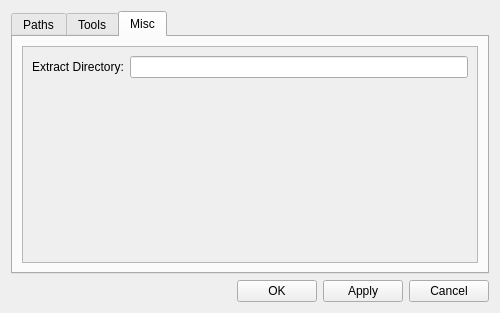
The window that ui/misc/settings.ui (NickHugi/PyKotor) describes before a commit, drawn with Qt 5.
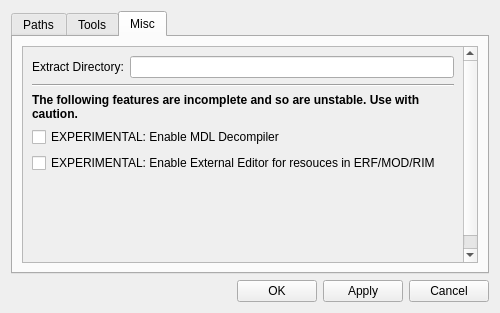
The same window after the commit. The open tabs and pages were chosen to show the change.

Commit message: Able to toggle editing resources in external editor in ERF/RIM and decompile mdl option

Diff of the .ui file:
```diff
--- a/ui/misc/settings.ui
+++ b/ui/misc/settings.ui
@@ -495,6 +495,9 @@
       <layout class="QGridLayout" name="gridLayout_2">
        <item row="0" column="0">
         <widget class="QScrollArea" name="scrollArea_2">
+         <property name="horizontalScrollBarPolicy">
+          <enum>Qt::ScrollBarAlwaysOff</enum>
+         </property>
          <property name="widgetResizable">
           <bool>true</bool>
          </property>
@@ -507,17 +510,65 @@
             <height>218</height>
            </rect>
           </property>
-          <layout class="QFormLayout" name="formLayout_3">
-           <item row="0" column="1">
-            <widget class="QLineEdit" name="tempMiscEdit"/>
+          <layout class="QVBoxLayout" name="verticalLayout_3">
+           <item>
+            <layout class="QFormLayout" name="formLayout_3">
+             <item row="0" column="0">
+              <widget class="QLabel" name="label">
+               <property name="text">
+                <string>Extract Directory:</string>
+               </property>
+              </widget>
+             </item>
+             <item row="0" column="1">
+              <widget class="QLineEdit" name="tempMiscEdit"/>
+             </item>
+            </layout>
            </item>
-           <item row="0" column="0">
-            <widget class="QLabel" name="label">
+           <item>
+            <widget class="Line" name="line_2">
+             <property name="orientation">
+              <enum>Qt::Horizontal</enum>
+             </property>
+            </widget>
+           </item>
+           <item>
+            <widget class="QLabel" name="label_15">
              <property name="text">
-              <string>Extract Directory:</string>
+              <string>&lt;html&gt;&lt;head/&gt;&lt;body&gt;&lt;p&gt;&lt;span style=&quot; font-weight:600;&quot;&gt;The following features are incomplete and so are unstable. Use with caution.&lt;/span&gt;&lt;/p&gt;&lt;/body&gt;&lt;/html&gt;</string>
              </property>
+             <property name="wordWrap">
+              <bool>true</bool>
+             </property>
             </widget>
            </item>
+           <item>
+            <widget class="QCheckBox" name="experimentalMdlCheckbox">
+             <property name="text">
+              <string>EXPERIMENTAL: Enable MDL Decompiler</string>
+             </property>
+            </widget>
+           </item>
+           <item>
+            <widget class="QCheckBox" name="experimentalExternalCheckbox">
+             <property name="text">
+              <string>EXPERIMENTAL: Enable External Editor for resouces in ERF/MOD/RIM</string>
+             </property>
+            </widget>
+           </item>
+           <item>
+            <spacer name="verticalSpacer">
+             <property name="orientation">
+              <enum>Qt::Vertical</enum>
+             </property>
+             <property name="sizeHint" stdset="0">
+              <size>
+               <width>20</width>
+               <height>95</height>
+              </size>
+             </property>
+            </spacer>
+           </item>
           </layout>
          </widget>
         </widget>
```
Left out of the diff: 4 changed lines with no effect on the pictures. The commit also changes 3 other files.
